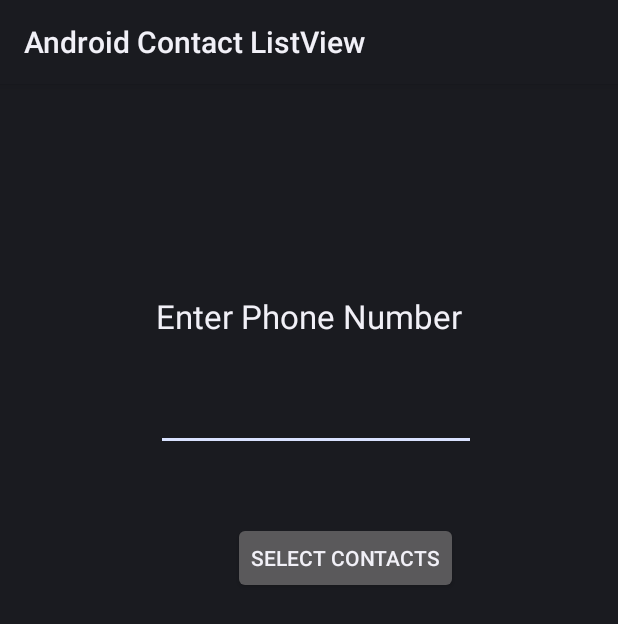
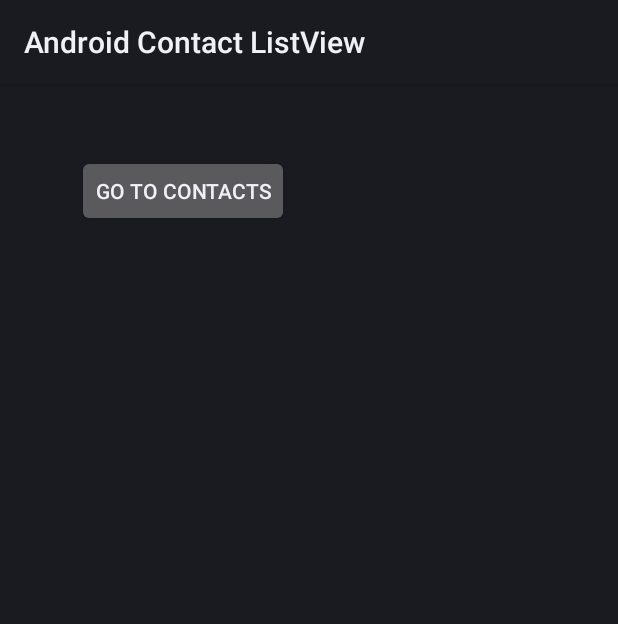
Before and after one commit to cybergrouch/Contacts, an Android app: the screen it shows after launch (GetPhoneNumber), on a phone screen of 412 x 824 dp. Shown: the top 624 px of the screen. Run offline under Robolectric (Android 15) with nearby library versions, the phone set to English and light mode, and no system bars.

Commit message:
More clean up.

```diff
--- a/app/src/main/java/com/paypal/first/contactsadapter/GetPhoneNumber.java
+++ b/app/src/main/java/com/paypal/first/contactsadapter/GetPhoneNumber.java
@@ -6,7 +6,6 @@ import android.os.Bundle;
 import android.view.View;
 import android.view.View.OnClickListener;
 import android.widget.Button;
-import android.widget.EditText;
 
 public class GetPhoneNumber extends Activity {
 
@@ -14,15 +13,12 @@ public class GetPhoneNumber extends Activity {
     public void onCreate(Bundle savedInstanceState) {
         super.onCreate(savedInstanceState);
         setContentView(R.layout.getphone);
-        Button but = (Button) findViewById(R.id.grpbut);
+        Button but = (Button) findViewById(R.id.contactButton);
         but.setOnClickListener(new OnClickListener() {
 
             @Override
             public void onClick(View v) {
-                EditText et = (EditText) findViewById(R.id.num);
-                String phoneNumber = et.getText().toString();
                 Intent intent = new Intent(GetPhoneNumber.this, ContactListActivity.class);
-                intent.putExtra("phoneNumber", phoneNumber);
                 startActivity(intent);
             }
         });
--- a/app/src/main/res/layout/getphone.xml
+++ b/app/src/main/res/layout/getphone.xml
@@ -2,37 +2,12 @@
     android:layout_width="fill_parent"
     android:layout_height="fill_parent">
 
-    <TextView
-        android:id="@+id/textView1"
+    <Button
+        android:id="@+id/contactButton"
         android:layout_width="wrap_content"
         android:layout_height="wrap_content"
-        android:layout_alignParentTop="true"
-        android:layout_centerHorizontal="true"
-        android:layout_marginTop="140dp"
-        android:text="Enter Phone Number"
-        android:textAppearance="?android:attr/textAppearanceLarge" />
-
-    <EditText
-        android:id="@+id/num"
-        android:layout_width="wrap_content"
-        android:layout_height="wrap_content"
-        android:layout_alignLeft="@+id/textView1"
-        android:layout_below="@+id/textView1"
-        android:layout_marginTop="30dp"
-        android:ems="10"
-        android:inputType="number">
-
-        <requestFocus />
-    </EditText>
-
-    <Button
-        android:id="@+id/grpbut"
-        android:layout_width="wrap_content"
-        android:layout_height="wrap_content"
-        android:layout_alignLeft="@+id/num"
-        android:layout_below="@+id/num"
         android:layout_marginLeft="51dp"
         android:layout_marginTop="47dp"
-        android:text="Select Contacts" />
+        android:text="Go To Contacts" />
 
 </RelativeLayout>
```
Also changed, not shown: app/src/main/java/com/paypal/first/contactsadapter/ContactAdapter.java (+13 -15 lines), app/src/main/java/com/paypal/first/contactsadapter/ContactListActivity.java (+0 -8 lines).
